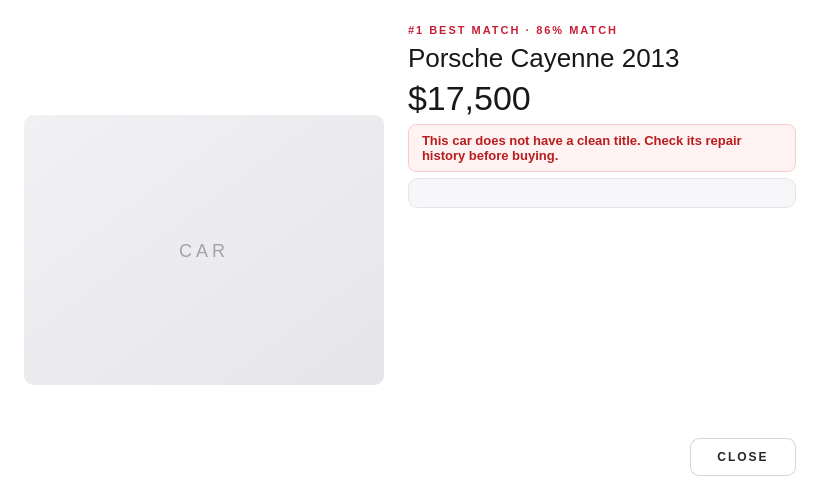
Above: desktop_app/UI/CarDetailsDialog.ui from huyenpiano1711/ML before the change. Below: the same form after it.
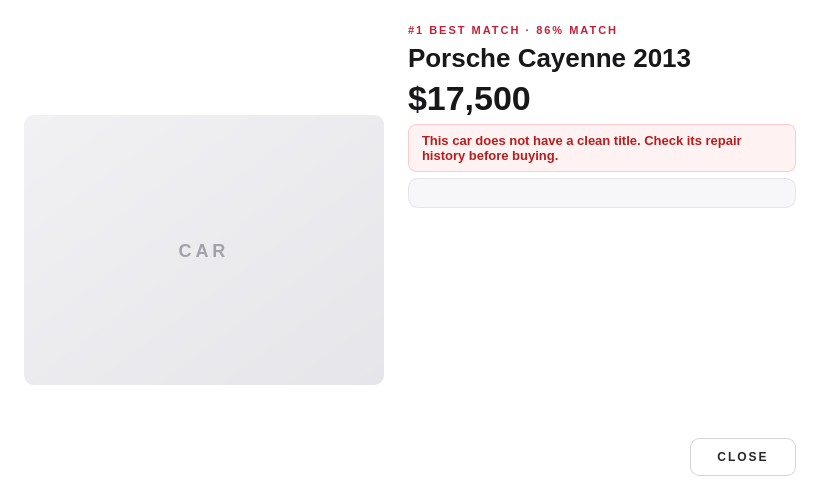
That is the form after the change.

Commit message: Car details window, title status warnings, no welcome page, typeable make/model, clearer UI texts

```diff
--- a/desktop_app/UI/CarDetailsDialog.ui
+++ b/desktop_app/UI/CarDetailsDialog.ui
@@ -17,11 +17,11 @@
    <string notr="true">QDialog#CarDetailsDialog { background-color: #FFFFFF; }
 QWidget { font-family: &quot;Inter&quot;, &quot;Segoe UI&quot;, sans-serif; font-size: 13px; color: #18181B; }
 QLabel { background: transparent; }
-QLabel#labelImage { border-radius: 10px; color: #A1A1AA; font-family: &quot;Playfair Display&quot;, &quot;Georgia&quot;, serif; font-size: 18px; letter-spacing: 4px;
+QLabel#labelImage { border-radius: 10px; color: #A1A1AA; font-family: &quot;Inter&quot;, &quot;Segoe UI&quot;, sans-serif; font-weight: 600; font-size: 18px; letter-spacing: 4px;
     background: qlineargradient(x1:0, y1:0, x2:1, y2:1, stop:0 #F1F1F4, stop:1 #E6E6EA); }
 QLabel#labelBadge { color: #C81E35; font-size: 11px; font-weight: 700; letter-spacing: 2px; }
-QLabel#labelTitle { font-family: &quot;Playfair Display&quot;, &quot;Georgia&quot;, serif; font-size: 26px; color: #18181B; }
-QLabel#labelPrice { font-family: &quot;Playfair Display&quot;, &quot;Georgia&quot;, serif; font-size: 34px; color: #18181B; }
+QLabel#labelTitle { font-family: &quot;Inter&quot;, &quot;Segoe UI&quot;, sans-serif; font-weight: 600; font-size: 26px; color: #18181B; }
+QLabel#labelPrice { font-family: &quot;Inter&quot;, &quot;Segoe UI&quot;, sans-serif; font-weight: 600; font-size: 34px; color: #18181B; }
 QFrame#frameDetails { background-color: #F7F7F9; border: 1px solid #E4E4E9; border-radius: 10px; }
 QLabel[role=&quot;field&quot;] { color: #6B6B74; font-size: 11px; font-weight: 600; letter-spacing: 1px; }
 QLabel[role=&quot;value&quot;] { color: #18181B; font-size: 13px; }
```
The commit also changes 24 other files.
